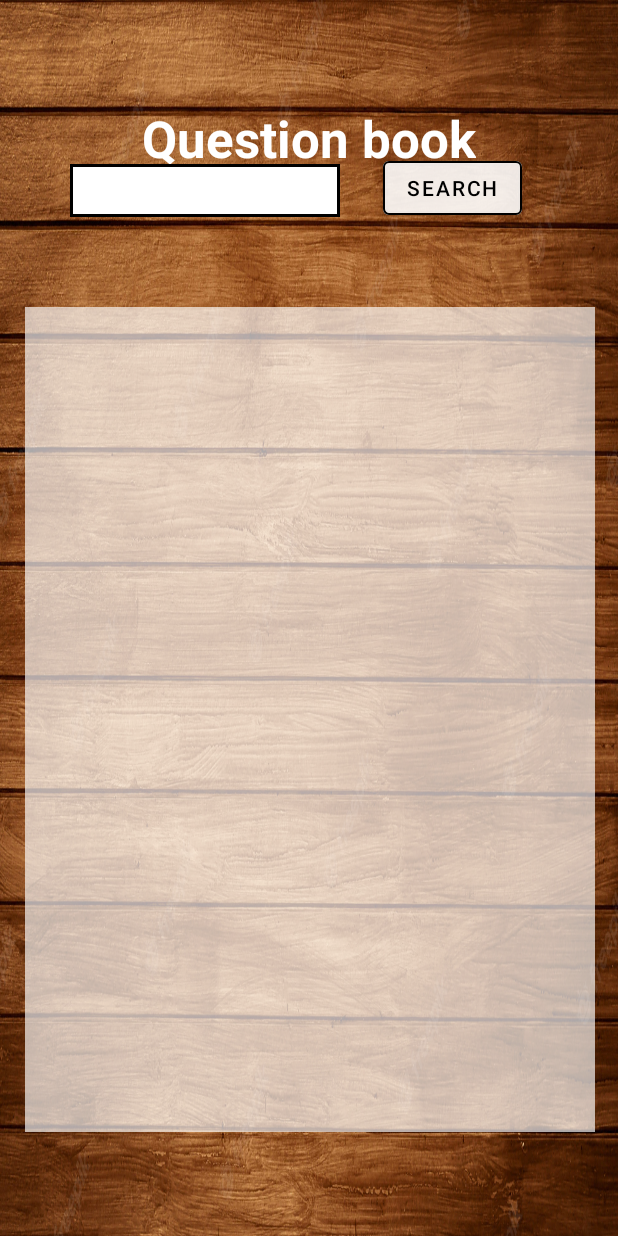
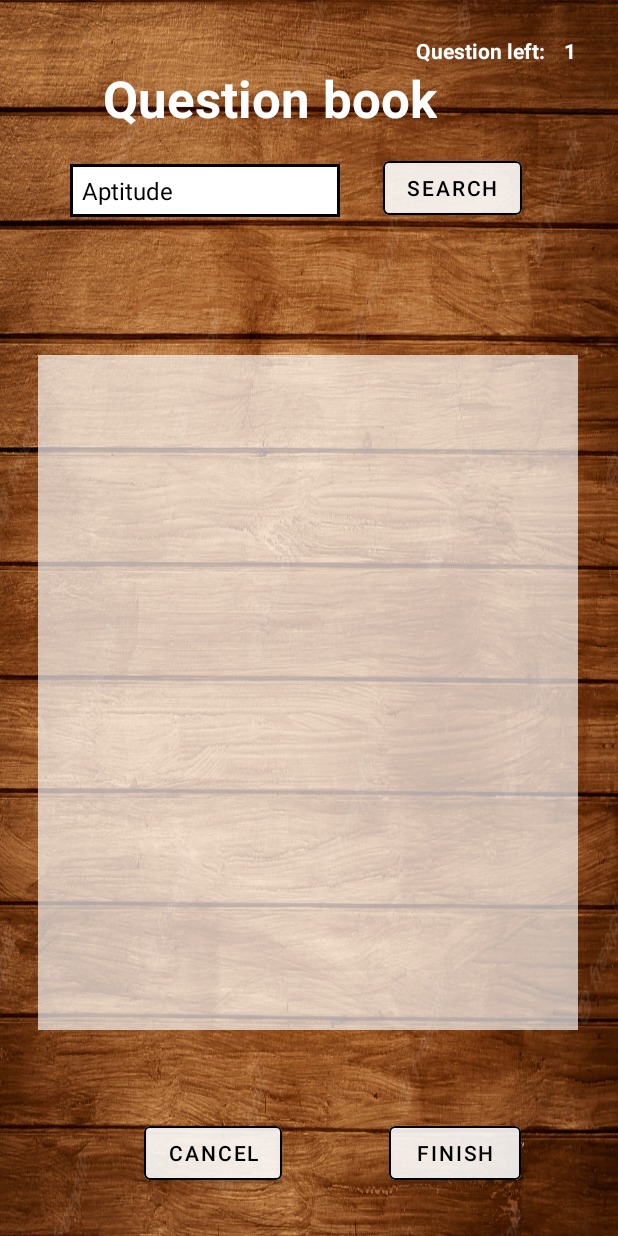
Before and after one commit to neeraj968983/QuizzellApp, an Android app: the QuestionBook screen opened directly, with no data from a screen before it, on a phone screen of 412 x 824 dp. Run offline under Robolectric (Android 15) with nearby library versions, the phone set to English and light mode, and no system bars; Roboto replaces fonts that are not available here.

Commit message:
all files

```diff
--- a/app/src/main/java/com/example/quizellapp/CustomAdaptorQuestionBook.kt
+++ b/app/src/main/java/com/example/quizellapp/CustomAdaptorQuestionBook.kt
@@ -4,12 +4,15 @@ import android.app.Activity
 import android.view.View
 import android.view.ViewGroup
 import android.widget.ArrayAdapter
+import android.widget.Button
 import android.widget.TextView
 
 class CustomAdaptorQuestionBook (private val context: Activity, private var mentorname:List<String>, private var question:List<String>, private var optionA:List<String>, private var optionB:List<String>,private var optionC:List<String>, private var optionD:List<String>, private var correctOption:List<String>)
     : ArrayAdapter<String>(context,R.layout.questionbook_cardview, question){
 
     override fun getView(position: Int, convertView: View?, parent: ViewGroup): View {
+
+        var flag = 0
         val inflater = context.layoutInflater
         val rowView = inflater.inflate(R.layout.questionbook_cardview,null,true)
 
--- a/app/src/main/java/com/example/quizellapp/QuestionBook.kt
+++ b/app/src/main/java/com/example/quizellapp/QuestionBook.kt
@@ -1,11 +1,113 @@
 package com.example.quizellapp
 
+import android.content.Intent
 import androidx.appcompat.app.AppCompatActivity
 import android.os.Bundle
+import android.widget.*
 
 class QuestionBook : AppCompatActivity() {
     override fun onCreate(savedInstanceState: Bundle?) {
         super.onCreate(savedInstanceState)
         setContentView(R.layout.activity_question_book)
+
+        var questionBookDatabase = QuestionBookDatabase(this)
+        var questionDatabase:QuestionDatabase = QuestionDatabase(this)
+
+        var questionLeft:TextView = findViewById(R.id.Left)
+        var category:Spinner = findViewById(R.id.CategorySpinner)
+        var search:Button = findViewById(R.id.SearchButton)
+        val listView:ListView = findViewById(R.id.QuestionBookList)
+        val cancelButton:Button = findViewById(R.id.Cancel)
+        var finish:Button = findViewById(R.id.Finish)
+
+        var i = intent
+
+        var count = i.getIntExtra("Count",0)
+        count = count-1
+        var totalCount = i.getIntExtra("totalQuestion", 0)
+        var quizname = i.getStringExtra("QuizName")
+
+        questionLeft.setText(""+(totalCount-count))
+
+
+        ArrayAdapter.createFromResource(this,R.array.Category, android.R.layout.simple_spinner_dropdown_item).also {
+                adapter ->
+            adapter.setDropDownViewResource(android.R.layout.simple_spinner_dropdown_item)
+            category.adapter=adapter
+            category.setSelection(0,false)
+        }
+
+        var dataOfQuestions = questionBookDatabase.getAllQuestion()
+
+        var mentorNames = arrayListOf<String>()
+        var quiznames = arrayListOf<String>()
+        var categories = arrayListOf<String>()
+        var questions = arrayListOf<String>()
+        var optionsA = arrayListOf<String>()
+        var optionsB = arrayListOf<String>()
+        var optionsC = arrayListOf<String>()
+        var optionsD = arrayListOf<String>()
+        var correctoptions = arrayListOf<String>()
+
+        for (j in 0..(dataOfQuestions.size-1)){
+            mentorNames.add((dataOfQuestions[j].mentorname).toString())
+            quiznames.add((dataOfQuestions[j].quizname).toString())
+            categories.add((dataOfQuestions[j].category).toString())
+            questions.add((dataOfQuestions[j].question).toString())
+            optionsA.add((dataOfQuestions[j].optionA).toString())
+            optionsB.add((dataOfQuestions[j].optionB).toString())
+            optionsC.add((dataOfQuestions[j].optionC).toString())
+            optionsD.add((dataOfQuestions[j].optionD).toString())
+            correctoptions.add((dataOfQuestions[j].CorrectOption).toString())
+        }
+
+        var myAdaptor = CustomAdaptorQuestionBook(this,mentorNames,questions,optionsA,optionsB,optionsC,optionsD,correctoptions)
+        listView.adapter = myAdaptor
+        listView.setOnItemClickListener { parent, view, position, id ->
+
+            var questionDetail = questionBookDatabase.getQuestionDetail(parent.getItemAtPosition(position).toString())
+            var question:Question = Question(quizname,questionDetail.ques,questionDetail.option1,questionDetail.option2,questionDetail.option3,questionDetail.option4,questionDetail.correctOption)
+            System.out.println("QuizName : ${questionDetail.quizname}")
+            System.out.println("Question : ${questionDetail.ques}")
+            System.out.println("option A : ${questionDetail.option1}")
+            System.out.println("option B : ${questionDetail.option2}")
+            System.out.println("Option C : ${questionDetail.option3}")
+            System.out.println("option D : ${questionDetail.option4}")
+            System.out.println("correct option : ${questionDetail.correctOption}")
+            questionDatabase.addQuestion(question)
+            count++
+            questionLeft.setText(""+(totalCount-count))
+            System.out.println("Question At Position${position+1} is: \n ${parent.getItemAtPosition(position).toString()}")
+            if (totalCount==count){
+                var intent = Intent(this,MentorDashboard::class.java)
+                intent.putExtra("usernameFromLogin",i.getStringExtra("usernameFromLogin"))
+                startActivity(intent)
+            }
+            Toast.makeText(this,"question at ${position+1} added",Toast.LENGTH_SHORT).show()
+
+        }
+
+        cancelButton.setOnClickListener {
+            onBackPressed()
+        }
+
+        finish.setOnClickListener {
+            if (totalCount==count){
+                var intent = Intent(this,MentorDashboard::class.java)
+                intent.putExtra("usernameFromLogin",i.getStringExtra("usernameFromLogin"))
+                startActivity(intent)
+            }
+            else{
+                System.out.println("Count QuestionBook: ${count+1}")
+                var intent = Intent(this,QuizQuestionCreation::class.java)
+                intent.putExtra("Count",(count+1))
+                intent.putExtra("usernameFromLogin",i.getStringExtra("usernameFromLogin"))
+                intent.putExtra("TotalQuestion",totalCount)
+                intent.putExtra("Category",i.getStringExtra("Category"))
+                intent.putExtra("QuizName",i.getStringExtra("QuizName"))
+                startActivity(intent)
+            }
+        }
+
     }
 }
--- a/app/src/main/java/com/example/quizellapp/QuestionBookDatabase.kt
+++ b/app/src/main/java/com/example/quizellapp/QuestionBookDatabase.kt
@@ -61,4 +61,28 @@ class QuestionBookDatabase(context: Context):SQLiteOpenHelper(context, database,
         db.insert(tablename,null,values)
         db.close()
     }
+
+    fun getAllQuestion():ArrayList<QuestionBookDetailDataClass>{
+        var allQuestionsList:ArrayList<QuestionBookDetailDataClass> = ArrayList()
+        val db = this.readableDatabase
+        val cursor = db.query(tablename,null,null,null,null,null,null)
+        while (cursor.moveToNext()){
+            allQuestionsList.add(QuestionBookDetailDataClass(cursor.getString(0),cursor.getString(1),cursor.getString(2),cursor.getString(3),cursor.getString(4),cursor.getString(5),cursor.getString(6),cursor.getString(7),cursor.getString(8)))
+        }
+        db.close()
+        return allQuestionsList
+    }
+
+    fun getQuestionDetail(question:String?):Question{
+        var questionDetail:Question = Question("","","","","","","")
+        val db = this.readableDatabase
+        val selection = "$COL4 = ?"
+        val selectionArgs = arrayOf(question)
+        val cursor = db.query(tablename,null,selection,selectionArgs,null,null,null)
+        if (cursor.moveToNext()){
+            questionDetail = Question(cursor.getString(1),cursor.getString(3),cursor.getString(4),cursor.getString(5),cursor.getString(6),cursor.getString(7),cursor.getString(8))
+        }
+        db.close()
+        return questionDetail
+    }
 }
--- a/app/src/main/java/com/example/quizellapp/QuestionDatabase.kt
+++ b/app/src/main/java/com/example/quizellapp/QuestionDatabase.kt
@@ -44,6 +44,7 @@ class QuestionDatabase(context: Context) : SQLiteOpenHelper(context, databaseNam
     }
 
     fun addQuestion(questin:Question){
+        System.out.println("Question data base = question added......//")
         var db = this.writableDatabase
         var values = ContentValues()
         values.put(COL1,questin.quizname)
@@ -55,7 +56,6 @@ class QuestionDatabase(context: Context) : SQLiteOpenHelper(context, databaseNam
         values.put(COL7,questin.correctOption)
 
         db.insert(tableName,null,values)
-        db.close()
 
     }
 
--- a/app/src/main/java/com/example/quizellapp/QuizCreationInfo.kt
+++ b/app/src/main/java/com/example/quizellapp/QuizCreationInfo.kt
@@ -154,6 +154,7 @@ class QuizCreationInfo : AppCompatActivity() {
             intent.putExtra("TotalQuestion",totalQuestion.text.toString().toInt())
             intent.putExtra("QuizName",quizName.text.toString())
             intent.putExtra("Category",spin.selectedItem.toString())
+            intent.putExtra("Count",1)
             startActivity(intent)
         }
     }
--- a/app/src/main/res/layout/activity_question_book.xml
+++ b/app/src/main/res/layout/activity_question_book.xml
@@ -15,14 +15,45 @@
         android:textColor="@color/white"
         android:textSize="34dp"
         android:textStyle="bold"
-        app:layout_constraintBottom_toTopOf="@+id/QuestionBookList"
+        app:layout_constraintBottom_toBottomOf="parent"
         app:layout_constraintEnd_toEndOf="parent"
+        app:layout_constraintHorizontal_bias="0.363"
         app:layout_constraintStart_toStartOf="parent"
         app:layout_constraintTop_toTopOf="parent"
-        app:layout_constraintVertical_bias="0.1" />
+        app:layout_constraintVertical_bias="0.055" />
+
+    <TextView
+        android:id="@+id/LeftLabel"
+        android:layout_width="wrap_content"
+        android:layout_height="wrap_content"
+        android:text="Question left: "
+        android:textColor="@color/white"
+        android:textSize="14dp"
+        android:textStyle="bold"
+        app:layout_constraintBottom_toBottomOf="parent"
+        app:layout_constraintEnd_toEndOf="parent"
+        app:layout_constraintHorizontal_bias="0.86"
+        app:layout_constraintStart_toStartOf="parent"
+        app:layout_constraintTop_toTopOf="parent"
+        app:layout_constraintVertical_bias="0.03" />
+
+    <TextView
+        android:id="@+id/Left"
+        android:layout_width="wrap_content"
+        android:layout_height="wrap_content"
+        android:text="0"
+        android:textColor="@color/white"
+        android:textSize="14dp"
+        android:textStyle="bold"
+        app:layout_constraintBottom_toBottomOf="parent"
+        app:layout_constraintEnd_toEndOf="parent"
+        app:layout_constraintHorizontal_bias="0.93"
+        app:layout_constraintStart_toStartOf="parent"
+        app:layout_constraintTop_toTopOf="parent"
+        app:layout_constraintVertical_bias="0.03" />
 
     <Spinner
-        android:id="@+id/spinner"
+        android:id="@+id/CategorySpinner"
         android:layout_width="180dp"
         android:layout_height="35dp"
         android:background="@drawable/spinner_design"
@@ -35,6 +66,7 @@
         android:layout_marginBottom="10dp"/>
 
     <com.google.android.material.button.MaterialButton
+        android:id="@+id/SearchButton"
         android:layout_width="wrap_content"
         android:layout_height="wrap_content"
         android:backgroundTint="@color/whiteShade"
@@ -51,17 +83,47 @@
 
     <ListView
         android:id="@+id/QuestionBookList"
-        android:layout_width="380dp"
-        android:layout_height="550dp"
-        android:layout_marginStart="15dp"
-        android:layout_marginEnd="15dp"
-        android:layout_marginTop="20dp"
+        android:layout_width="360dp"
+        android:layout_height="450dp"
         android:background="@color/whiteShade"
         app:layout_constraintBottom_toBottomOf="parent"
         app:layout_constraintEnd_toEndOf="parent"
-        app:layout_constraintHorizontal_bias="1.0"
+        app:layout_constraintHorizontal_bias="0.483"
         app:layout_constraintStart_toStartOf="parent"
-        app:layout_constraintTop_toBottomOf="@+id/textView"
-        app:layout_constraintVertical_bias="0.9" />
+        app:layout_constraintTop_toTopOf="parent"
+        app:layout_constraintVertical_bias="0.632" />
+
+    <com.google.android.material.button.MaterialButton
+        android:id="@+id/Cancel"
+        android:layout_width="wrap_content"
+        android:layout_height="wrap_content"
+        android:backgroundTint="@color/whiteShade"
+        android:text="Cancel"
+        android:textColor="@color/black"
+        app:layout_constraintBottom_toBottomOf="parent"
+        app:layout_constraintEnd_toEndOf="parent"
+        app:layout_constraintHorizontal_bias="0.3"
+        app:layout_constraintStart_toStartOf="parent"
+        app:layout_constraintTop_toTopOf="parent"
+        app:layout_constraintVertical_bias="0.96"
+        app:strokeColor="@color/black"
+        app:strokeWidth="1dp" />
+    <com.google.android.material.button.MaterialButton
+        android:id="@+id/Finish"
+        android:layout_width="wrap_content"
+        android:layout_height="wrap_content"
+        android:backgroundTint="@color/whiteShade"
+        android:text="Finish"
+        android:textColor="@color/black"
+        app:layout_constraintBottom_toBottomOf="parent"
+        app:layout_constraintEnd_toEndOf="parent"
+        app:layout_constraintHorizontal_bias="0.8"
+        app:layout_constraintStart_toStartOf="parent"
+        app:layout_constraintTop_toTopOf="parent"
+        app:layout_constraintVertical_bias="0.96"
+        app:strokeColor="@color/black"
+        app:strokeWidth="1dp" />
+
+
 
 </androidx.constraintlayout.widget.ConstraintLayout>
--- a/app/src/main/res/values/colors.xml
+++ b/app/src/main/res/values/colors.xml
@@ -17,4 +17,5 @@
     <color name="yellow">#FFEA2D</color>
     <color name="YellowShade">#7EEFDF4E</color>
     <color name="whiteShade">#A8FFFFFF</color>
+    <color name="Buttongrey">#C0C0C0</color>
 </resources>
```
Also changed, not shown: app/src/main/java/com/example/quizellapp/QuizQuestionCreation.kt (+13 -2 lines), app/src/main/res/layout/activity_quiz_question_creation.xml (+19 -0 lines), app/src/main/res/layout/questionbook_cardview.xml (+2 -12 lines).
